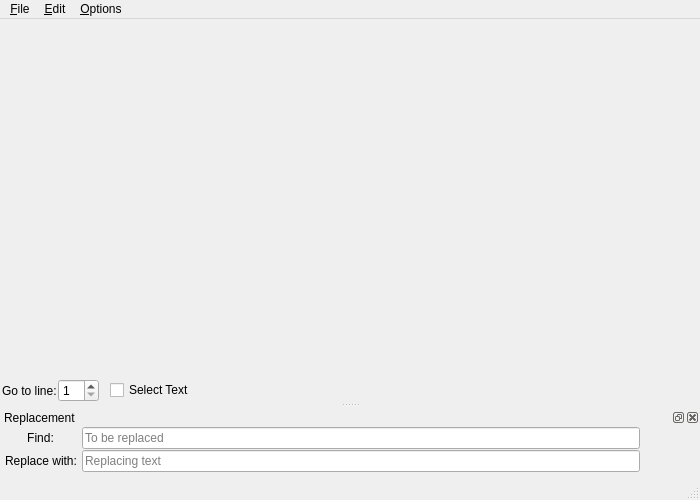
Before: the Qt Designer form featherpad/fp.ui in tembun/fpad, drawn with Qt 5.
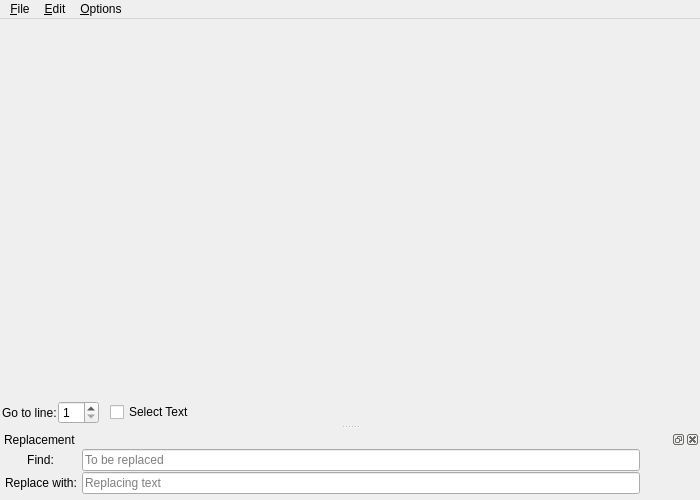
After: the same form once the commit is applied. Custom widgets are drawn as their Qt base class.

```diff
--- a/featherpad/fp.ui
+++ b/featherpad/fp.ui
@@ -209,7 +209,6 @@
    <addaction name="menuOptions"/>
    <addaction name="menuSearch"/>
   </widget>
-  <widget class="QStatusBar" name="statusBar"/>
   <widget class="QDockWidget" name="dockReplace">
    <property name="contextMenuPolicy">
     <enum>Qt::PreventContextMenu</enum>
```
Left out of the diff: 9 changed lines with no effect on the pictures.
